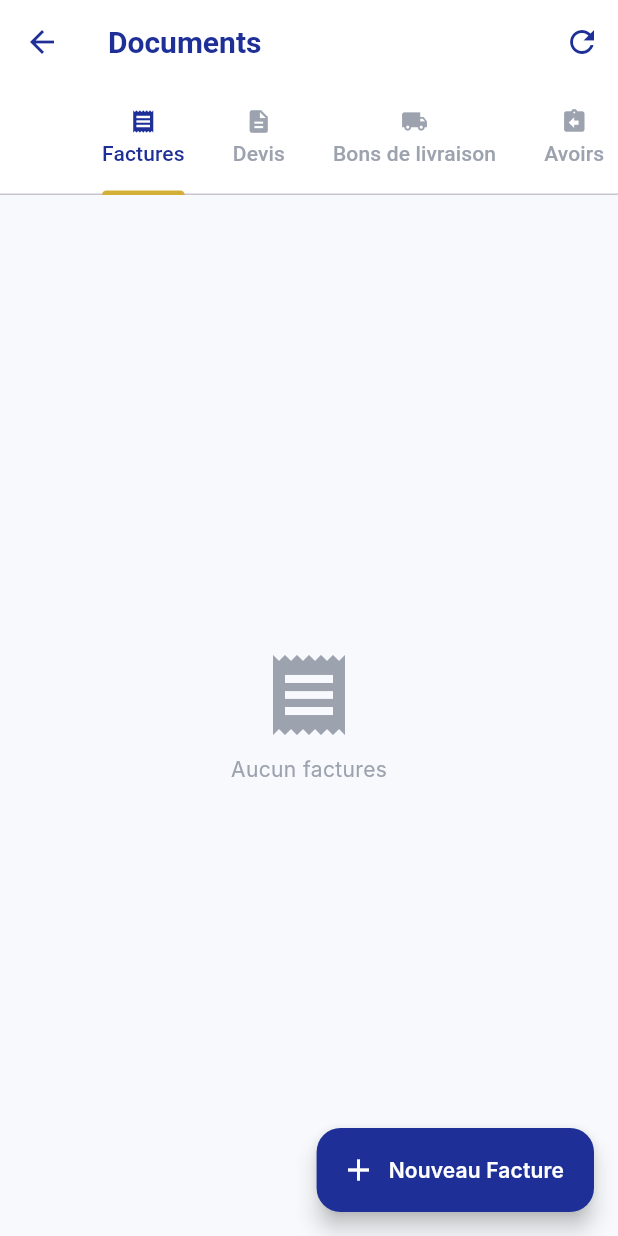
After one commit to Quantis-kam/Quantis-Stock, a Flutter app: the DocumentsScreen screen opened directly, on a phone screen of 412 x 824 dp. The commit adds this screen. Run offline on Flutter 3.47's test engine with Material 3 defaults, Android fonts, the phone set to English and light mode, and no system bars; our stand-ins replace dio; network calls fail; Roboto replaces fonts that are missing (Inter, SpaceGrotesk).

Commit message:
Phase 7: Ventes & Facturation — Écrans Flutter
Flutter:
- Modèles: DocumentModel, LigneDocumentModel, PaiementModel
  - Computed fields: soldeRestant, montantPaye, isPayeIntegral
  - Labels: typeLabel, statutLabel, moyenLabel
- DocumentService: API client (CRUD, valider, annuler, paiements)
- DocumentsScreen: liste avec TabBar (Factures/Devis/BL/Avoirs)
  - Status badges colorés, montants TTC, indicateur paiement
- DocumentDetailScreen:
  - En-tête avec numéro + statut
  - Lignes détaillées (designation × quantité × prix)
  - Totaux HT/TVA/TTC
  - Section paiements avec historique
  - Action Valider (brouillon → validé)
  - Dialog Payer (montant + moyen de paiement dropdown)
- Navigation: onglet Documents branché (replace placeholder)
- flutter analyze: 0 issues

```diff
--- /dev/null
+++ b/frontend/lib/features/documents/data/document_models.dart
@@ -0,0 +1,154 @@
+/// Modèle Document commercial côté Flutter.
+class DocumentModel {
+  final int? id;
+  final String type;
+  final String numero;
+  final String statut;
+  final String? clientNom;
+  final int? clientId;
+  final String? depotNom;
+  final String? dateDocument;
+  final String? dateEcheance;
+  final double totalHt;
+  final double totalTva;
+  final double totalTtc;
+  final String? notes;
+  final List<LigneDocumentModel> lignes;
+  final List<PaiementModel> paiements;
+
+  DocumentModel({
+    this.id,
+    required this.type,
+    this.numero = '',
+    this.statut = 'BROUILLON',
+    this.clientNom,
+    this.clientId,
+    this.depotNom,
+    this.dateDocument,
+    this.dateEcheance,
+    this.totalHt = 0,
+    this.totalTva = 0,
+    this.totalTtc = 0,
+    this.notes,
+    this.lignes = const [],
+    this.paiements = const [],
+  });
+
+  factory DocumentModel.fromJson(Map<String, dynamic> json) {
+    return DocumentModel(
+      id: json['id'] as int?,
+      type: json['type'] as String? ?? '',
+      numero: json['numero'] as String? ?? '',
+      statut: json['statut'] as String? ?? 'BROUILLON',
+      clientNom: (json['client'] as Map<String, dynamic>?)?['nom'] as String?,
+      clientId: (json['client'] as Map<String, dynamic>?)?['id'] as int?,
+      depotNom: (json['depot'] as Map<String, dynamic>?)?['nom'] as String?,
+      dateDocument: json['dateDocument'] as String?,
+      dateEcheance: json['dateEcheance'] as String?,
+      totalHt: (json['totalHt'] as num?)?.toDouble() ?? 0,
+      totalTva: (json['totalTva'] as num?)?.toDouble() ?? 0,
+      totalTtc: (json['totalTtc'] as num?)?.toDouble() ?? 0,
+      notes: json['notes'] as String?,
+      lignes: (json['lignes'] as List?)
+              ?.map((e) => LigneDocumentModel.fromJson(e))
+              .toList() ?? [],
+      paiements: (json['paiements'] as List?)
+              ?.map((e) => PaiementModel.fromJson(e))
+              .toList() ?? [],
+    );
+  }
+
+  String get typeLabel => switch (type) {
+        'DEVIS' => 'Devis',
+        'BON_LIVRAISON' => 'Bon de livraison',
+        'FACTURE' => 'Facture',
+        'AVOIR' => 'Avoir',
+        _ => type,
+      };
+
+  String get statutLabel => switch (statut) {
+        'BROUILLON' => 'Brouillon',
+        'VALIDE' => 'Validé',
+        'ANNULE' => 'Annulé',
+        _ => statut,
+      };
+
+  double get montantPaye =>
+      paiements.fold(0.0, (sum, p) => sum + p.montant);
+
+  double get soldeRestant => totalTtc - montantPaye;
+
+  bool get isPayeIntegral => soldeRestant <= 0;
+  bool get canValidate => statut == 'BROUILLON';
+  bool get canPay => statut == 'VALIDE' && !isPayeIntegral;
+}
+
+class LigneDocumentModel {
+  final int? id;
+  final String designation;
+  final double quantite;
+  final double prixUnitaire;
+  final double tauxTva;
+  final double montantHt;
+  final double montantTva;
+  final double montantTtc;
+
+  LigneDocumentModel({
+    this.id,
+    this.designation = '',
+    this.quantite = 0,
+    this.prixUnitaire = 0,
+    this.tauxTva = 18,
+    this.montantHt = 0,
+    this.montantTva = 0,
+    this.montantTtc = 0,
+  });
+
+  factory LigneDocumentModel.fromJson(Map<String, dynamic> json) {
+    return LigneDocumentModel(
+      id: json['id'] as int?,
+      designation: json['designation'] as String? ?? '',
+      quantite: (json['quantite'] as num?)?.toDouble() ?? 0,
+      prixUnitaire: (json['prixUnitaire'] as num?)?.toDouble() ?? 0,
+      tauxTva: (json['tauxTva'] as num?)?.toDouble() ?? 18,
+      montantHt: (json['montantHt'] as num?)?.toDouble() ?? 0,
+      montantTva: (json['montantTva'] as num?)?.toDouble() ?? 0,
+      montantTtc: (json['montantTtc'] as num?)?.toDouble() ?? 0,
+    );
+  }
+}
+
+class PaiementModel {
+  final int? id;
+  final double montant;
+  final String moyen;
+  final String? datePaiement;
+  final String? reference;
+
+  PaiementModel({
+    this.id,
+    this.montant = 0,
+    this.moyen = '',
+    this.datePaiement,
+    this.reference,
+  });
+
+  factory PaiementModel.fromJson(Map<String, dynamic> json) {
+    return PaiementModel(
+      id: json['id'] as int?,
+      montant: (json['montant'] as num?)?.toDouble() ?? 0,
+      moyen: json['moyen'] as String? ?? '',
+      datePaiement: json['datePaiement'] as String?,
+      reference: json['reference'] as String?,
+    );
+  }
+
+  String get moyenLabel => switch (moyen) {
+        'ESPECES' => 'Espèces',
+        'CHEQUE' => 'Chèque',
+        'VIREMENT' => 'Virement',
+        'MOBILE_MONEY' => 'Mobile Money',
+        'CARTE' => 'Carte',
+        _ => moyen,
+      };
+}
--- /dev/null
+++ b/frontend/lib/features/documents/data/document_service.dart
@@ -0,0 +1,48 @@
+import 'package:dio/dio.dart';
+import '../../../core/network/api_client.dart';
+import 'document_models.dart';
+
+/// Service API pour les documents commerciaux et paiements.
+class DocumentService {
+  final Dio _dio = ApiClient.instance;
+
+  Future<List<DocumentModel>> getDocuments(String type, {int page = 0, int size = 50}) async {
+    final response = await _dio.get('/documents', queryParameters: {
+      'type': type,
+      'page': page,
+      'size': size,
+    });
+    final data = response.data['data']['content'] as List;
+    return data.map((e) => DocumentModel.fromJson(e)).toList();
+  }
+
+  Future<DocumentModel> getDocument(int id) async {
+    final response = await _dio.get('/documents/$id');
+    return DocumentModel.fromJson(response.data['data']);
+  }
+
+  Future<DocumentModel> creerDocument(Map<String, dynamic> data) async {
+    final response = await _dio.post('/documents', data: data);
+    return DocumentModel.fromJson(response.data['data']);
+  }
+
+  Future<DocumentModel> valider(int id) async {
+    final response = await _dio.put('/documents/$id/validate');
+    return DocumentModel.fromJson(response.data['data']);
+  }
+
+  Future<DocumentModel> annuler(int id) async {
+    final response = await _dio.put('/documents/$id/cancel');
+    return DocumentModel.fromJson(response.data['data']);
+  }
+
+  Future<void> enregistrerPaiement(Map<String, dynamic> data) async {
+    await _dio.post('/documents/payments', data: data);
+  }
+
+  Future<List<PaiementModel>> getPaiements(int documentId) async {
+    final response = await _dio.get('/documents/$documentId/payments');
+    final data = response.data['data'] as List;
+    return data.map((e) => PaiementModel.fromJson(e)).toList();
+  }
+}
--- /dev/null
+++ b/frontend/lib/features/documents/presentation/documents_screen.dart
@@ -0,0 +1,207 @@
+import 'package:flutter/material.dart';
+import '../../../core/theme/quantis_theme.dart';
+import '../data/document_models.dart';
+import '../data/document_service.dart';
+import 'document_detail_screen.dart';
+
+/// Écran liste des documents commerciaux avec filtrage par type.
+class DocumentsScreen extends StatefulWidget {
+  const DocumentsScreen({super.key});
+
+  @override
+  State<DocumentsScreen> createState() => _DocumentsScreenState();
+}
+
+class _DocumentsScreenState extends State<DocumentsScreen> with SingleTickerProviderStateMixin {
+  late TabController _tabController;
+  final DocumentService _service = DocumentService();
+
+  final _types = ['FACTURE', 'DEVIS', 'BON_LIVRAISON', 'AVOIR'];
+  final _labels = ['Factures', 'Devis', 'Bons de livraison', 'Avoirs'];
+
+  List<DocumentModel> _documents = [];
+  bool _loading = true;
+
+  @override
+  void initState() {
+    super.initState();
+    _tabController = TabController(length: _types.length, vsync: this);
+    _tabController.addListener(() {
+      if (!_tabController.indexIsChanging) _load();
+    });
+    _load();
+  }
+
+  @override
+  void dispose() {
+    _tabController.dispose();
+    super.dispose();
+  }
+
+  Future<void> _load() async {
+    setState(() => _loading = true);
+    try {
+      _documents = await _service.getDocuments(_types[_tabController.index]);
+    } catch (_) {
+      _documents = [];
+    }
+    if (mounted) setState(() => _loading = false);
+  }
+
+  Color _statutColor(String statut) => switch (statut) {
+        'BROUILLON' => QuantisColors.textMuted,
+        'VALIDE' => QuantisColors.success,
+        'ANNULE' => QuantisColors.error,
+        _ => QuantisColors.textMuted,
+      };
+
+  IconData _typeIcon(String type) => switch (type) {
+        'FACTURE' => Icons.receipt,
+        'DEVIS' => Icons.description,
+        'BON_LIVRAISON' => Icons.local_shipping,
+        'AVOIR' => Icons.assignment_return,
+        _ => Icons.article,
+      };
+
+  @override
+  Widget build(BuildContext context) {
+    return Scaffold(
+      appBar: AppBar(
+        title: const Text('Documents'),
+        bottom: TabBar(
+          controller: _tabController,
+          isScrollable: true,
+          labelColor: QuantisColors.royalBlue,
+          unselectedLabelColor: QuantisColors.textMuted,
+          indicatorColor: QuantisColors.luxuryGold,
+          tabs: List.generate(_labels.length, (i) => Tab(
+            icon: Icon(_typeIcon(_types[i]), size: 18),
+            text: _labels[i],
+          )),
+        ),
+        actions: [
+          IconButton(icon: const Icon(Icons.refresh), onPressed: _load),
+        ],
+      ),
+      floatingActionButton: FloatingActionButton.extended(
+        onPressed: () {
+          ScaffoldMessenger.of(context).showSnackBar(
+            const SnackBar(content: Text('Formulaire document — prochaine itération')),
+          );
+        },
+        icon: const Icon(Icons.add),
+        label: Text('Nouveau ${_labels[_tabController.index].replaceAll(RegExp(r's$'), '')}'),
+        backgroundColor: QuantisColors.royalBlue,
+        foregroundColor: Colors.white,
+      ),
+      body: _loading
+          ? const Center(child: CircularProgressIndicator())
+          : _documents.isEmpty
+              ? Center(
+                  child: Column(
+                    mainAxisSize: MainAxisSize.min,
+                    children: [
+                      Icon(_typeIcon(_types[_tabController.index]),
+                          size: 64, color: QuantisColors.textMuted),
+                      const SizedBox(height: 8),
+                      Text('Aucun ${_labels[_tabController.index].toLowerCase()}',
+                          style: const TextStyle(color: QuantisColors.textMuted)),
+                    ],
+                  ),
+                )
+              : RefreshIndicator(
+                  onRefresh: _load,
+                  child: ListView.builder(
+                    padding: const EdgeInsets.all(16),
+                    itemCount: _documents.length,
+                    itemBuilder: (_, i) {
+                      final doc = _documents[i];
+                      return Card(
+                        margin: const EdgeInsets.only(bottom: 10),
+                        child: InkWell(
+                          borderRadius: BorderRadius.circular(12),
+                          onTap: () async {
+                            await Navigator.push(
+                              context,
+                              MaterialPageRoute(
+                                builder: (_) => DocumentDetailScreen(documentId: doc.id!),
+                              ),
+                            );
+                            _load();
+                          },
+                          child: Padding(
+                            padding: const EdgeInsets.all(16),
+                            child: Column(
+                              crossAxisAlignment: CrossAxisAlignment.start,
+                              children: [
+                                // Header: numéro + statut
+                                Row(
+                                  children: [
+                                    Icon(_typeIcon(doc.type), size: 20, color: QuantisColors.royalBlue),
+                                    const SizedBox(width: 8),
+                                    Expanded(
+                                      child: Text(doc.numero,
+                                          style: const TextStyle(fontWeight: FontWeight.w700, fontSize: 15)),
+                                    ),
+                                    Container(
+                                      padding: const EdgeInsets.symmetric(horizontal: 10, vertical: 3),
+                                      decoration: BoxDecoration(
+                                        color: _statutColor(doc.statut).withValues(alpha: 0.1),
+                                        borderRadius: BorderRadius.circular(20),
+                                      ),
+                                      child: Text(
+                                        doc.statutLabel,
+                                        style: TextStyle(
+                                          fontSize: 11,
+                                          fontWeight: FontWeight.w600,
+                                          color: _statutColor(doc.statut),
+                                        ),
+                                      ),
+                                    ),
+                                  ],
+                                ),
+                                const SizedBox(height: 8),
+
+                                // Client
+                                if (doc.clientNom != null)
+                                  Text(doc.clientNom!, style: const TextStyle(fontSize: 13, color: QuantisColors.textSecondary)),
+
+                                const SizedBox(height: 8),
+
+                                // Montants
+                                Row(
+                                  children: [
+                                    if (doc.dateDocument != null)
+                                      Text(doc.dateDocument!, style: const TextStyle(fontSize: 12, color: QuantisColors.textMuted)),
+                                    const Spacer(),
+                                    Column(
+                                      crossAxisAlignment: CrossAxisAlignment.end,
+                                      children: [
+                                        Text(
+                                          '${doc.totalTtc.toStringAsFixed(0)} FCFA',
+                                          style: const TextStyle(fontWeight: FontWeight.w700, fontSize: 16),
+                                        ),
+                                        if (doc.type == 'FACTURE' && doc.statut == 'VALIDE')
+                                          Text(
+                                            doc.isPayeIntegral ? 'Payée' : 'Reste: ${doc.soldeRestant.toStringAsFixed(0)} FCFA',
+                                            style: TextStyle(
+                                              fontSize: 11,
+                                              color: doc.isPayeIntegral ? QuantisColors.success : QuantisColors.warning,
+                                              fontWeight: FontWeight.w600,
+                                            ),
+                                          ),
+                                      ],
+                                    ),
+                                  ],
+                                ),
+                              ],
+                            ),
+                          ),
+                        ),
+                      );
+                    },
+                  ),
+                ),
+    );
+  }
+}
--- a/frontend/lib/main.dart
+++ b/frontend/lib/main.dart
@@ -3,6 +3,7 @@ import 'core/theme/quantis_theme.dart';
 import 'features/tiers/presentation/clients_screen.dart';
 import 'features/tiers/presentation/fournisseurs_screen.dart';
 import 'features/achats/presentation/achats_screen.dart';
+import 'features/documents/presentation/documents_screen.dart';
 
 void main() {
   WidgetsFlutterBinding.ensureInitialized();
@@ -61,7 +62,7 @@ class _MainShellState extends State<MainShell> {
       case 5:
         return const AchatsScreen();
       case 6:
-        return const _PlaceholderPage(title: 'Documents', icon: Icons.receipt_long);
+        return const DocumentsScreen();
       default:
         return const _PlaceholderPage(title: 'Dashboard', icon: Icons.dashboard);
     }
```
Also changed, not shown: frontend/lib/features/documents/presentation/document_detail_screen.dart (added, +287 -0 lines).
